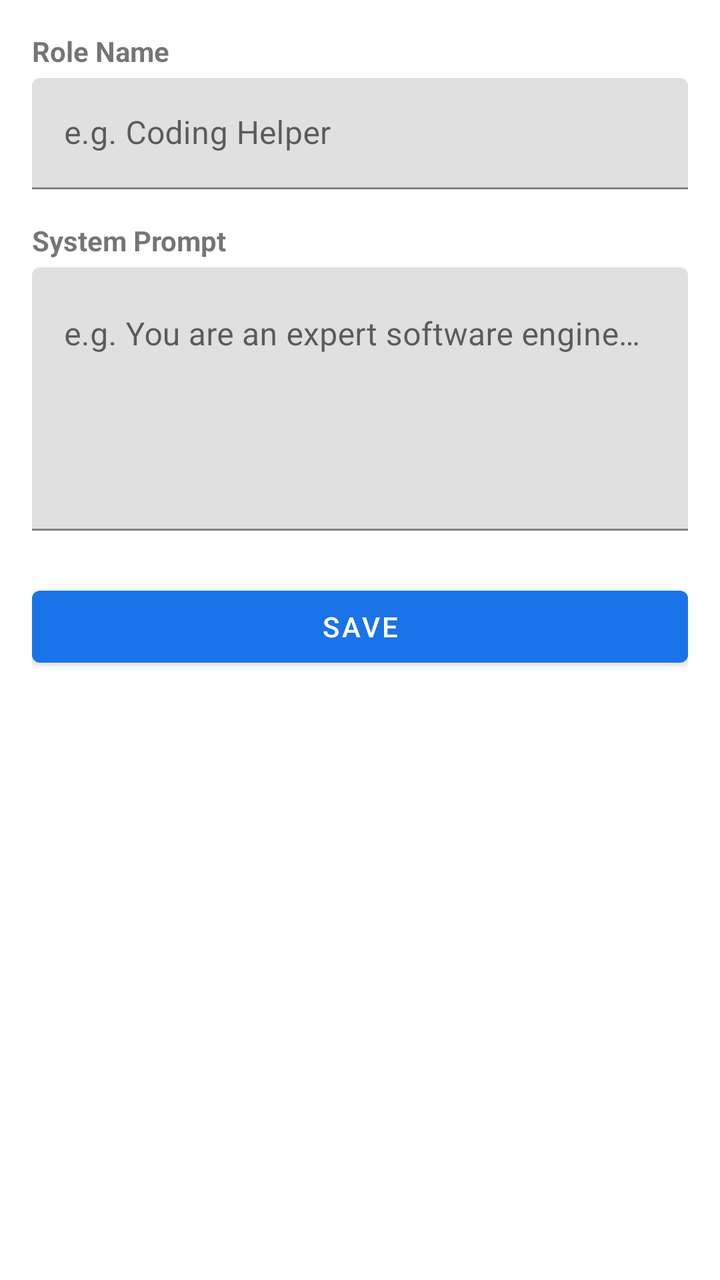
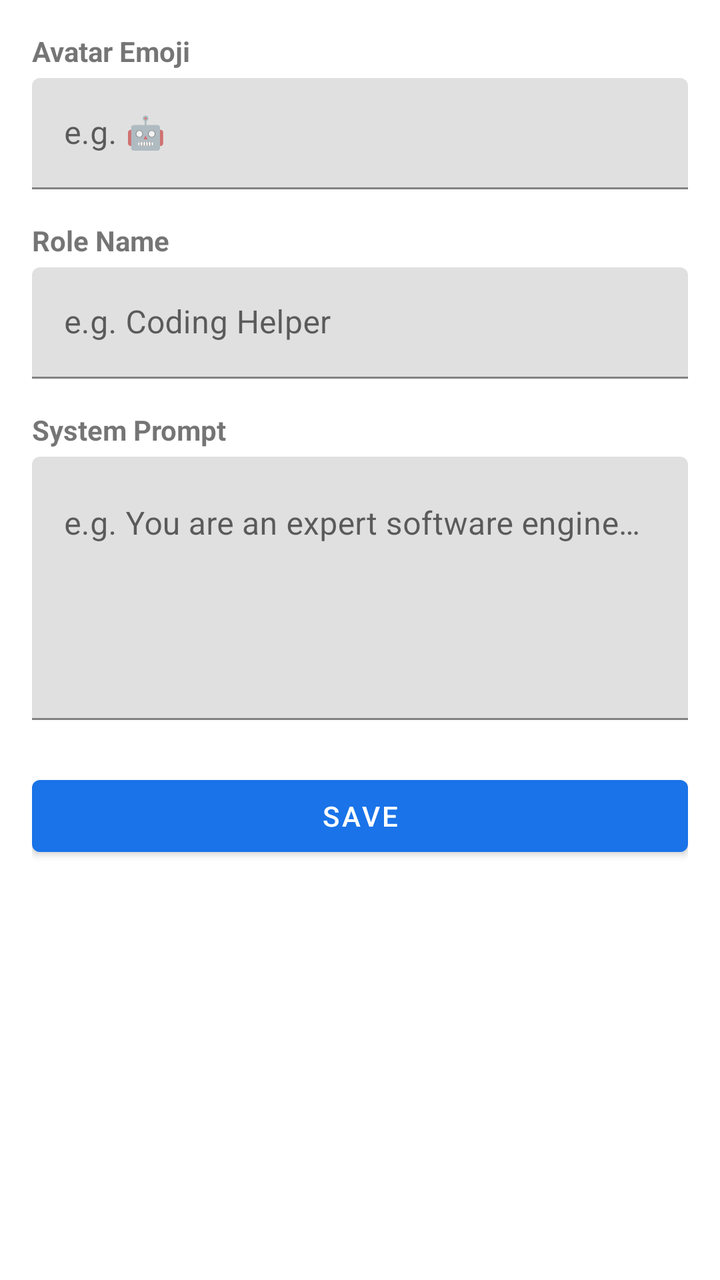

Before-and-after screenshots of an Android layout around one commit, followed by the original layout XML and the change that was made.
<!-- AndroidManifest.xml: application theme Theme.GrokChat -->
<!-- res/layout/fragment_edit_role.xml -->
<?xml version="1.0" encoding="utf-8"?>
<ScrollView
    xmlns:android="http://schemas.android.com/apk/res/android"
    android:layout_width="match_parent"
    android:layout_height="match_parent">

    <LinearLayout
        android:layout_width="match_parent"
        android:layout_height="wrap_content"
        android:orientation="vertical"
        android:padding="16dp">

        <TextView
            android:layout_width="wrap_content"
            android:layout_height="wrap_content"
            android:text="@string/label_role_name"
            android:textStyle="bold" />

        <com.google.android.material.textfield.TextInputLayout
            android:layout_width="match_parent"
            android:layout_height="wrap_content"
            android:layout_marginTop="4dp"
            android:layout_marginBottom="16dp">

            <com.google.android.material.textfield.TextInputEditText
                android:id="@+id/etRoleName"
                android:layout_width="match_parent"
                android:layout_height="wrap_content"
                android:hint="@string/hint_role_name"
                android:inputType="text"
                android:singleLine="true" />

        </com.google.android.material.textfield.TextInputLayout>

        <TextView
            android:layout_width="wrap_content"
            android:layout_height="wrap_content"
            android:text="@string/label_system_prompt"
            android:textStyle="bold" />

        <com.google.android.material.textfield.TextInputLayout
            android:layout_width="match_parent"
            android:layout_height="wrap_content"
            android:layout_marginTop="4dp"
            android:layout_marginBottom="24dp">

            <com.google.android.material.textfield.TextInputEditText
                android:id="@+id/etSystemPrompt"
                android:layout_width="match_parent"
                android:layout_height="wrap_content"
                android:hint="@string/hint_system_prompt"
                android:inputType="textMultiLine"
                android:lines="5"
                android:gravity="top" />

        </com.google.android.material.textfield.TextInputLayout>

        <com.google.android.material.button.MaterialButton
            android:id="@+id/btnSaveRole"
            android:layout_width="match_parent"
            android:layout_height="wrap_content"
            android:text="@string/save" />

    </LinearLayout>

</ScrollView>
<!-- resources referenced by this layout -->
<resources>
  <string name="hint_role_name">e.g. Coding Helper</string>
  <string name="hint_system_prompt">e.g. You are an expert software engineer…</string>
  <string name="label_role_name">Role Name</string>
  <string name="label_system_prompt">System Prompt</string>
  <string name="save">Save</string>
  <style name="Theme.GrokChat" parent="Theme.MaterialComponents.Light.NoActionBar">
          <item name="colorPrimary">@color/colorPrimary</item>
          <item name="colorPrimaryDark">@color/colorPrimaryDark</item>
          <item name="colorAccent">@color/colorAccent</item>
          <item name="android:statusBarColor">@color/colorPrimaryDark</item>
      </style>
  <color name="colorPrimary">#1A73E8</color>
  <color name="colorPrimaryDark">#1557B0</color>
  <color name="colorAccent">#03A9F4</color>
</resources>

<!-- the commit's change to res/layout/fragment_edit_role.xml (unified diff, before → after) -->
@@ -9,6 +9,29 @@
         android:layout_height="wrap_content"
         android:orientation="vertical"
         android:padding="16dp">
+
+        <TextView
+            android:layout_width="wrap_content"
+            android:layout_height="wrap_content"
+            android:text="@string/label_avatar"
+            android:textStyle="bold" />
+
+        <com.google.android.material.textfield.TextInputLayout
+            android:layout_width="match_parent"
+            android:layout_height="wrap_content"
+            android:layout_marginTop="4dp"
+            android:layout_marginBottom="16dp">
+
+            <com.google.android.material.textfield.TextInputEditText
+                android:id="@+id/etAvatar"
+                android:layout_width="match_parent"
+                android:layout_height="wrap_content"
+                android:hint="@string/hint_avatar"
+                android:inputType="text"
+                android:maxLength="4"
+                android:singleLine="true" />
+
+        </com.google.android.material.textfield.TextInputLayout>
 
         <TextView
             android:layout_width="wrap_content"
<!-- resource entries referenced after the edit -->
@@ -1,7 +1,9 @@
 <!-- resources referenced by this layout -->
 <resources>
+  <string name="hint_avatar">e.g. 🤖</string>
   <string name="hint_role_name">e.g. Coding Helper</string>
   <string name="hint_system_prompt">e.g. You are an expert software engineer…</string>
+  <string name="label_avatar">Avatar Emoji</string>
   <string name="label_role_name">Role Name</string>
   <string name="label_system_prompt">System Prompt</string>
   <string name="save">Save</string>
